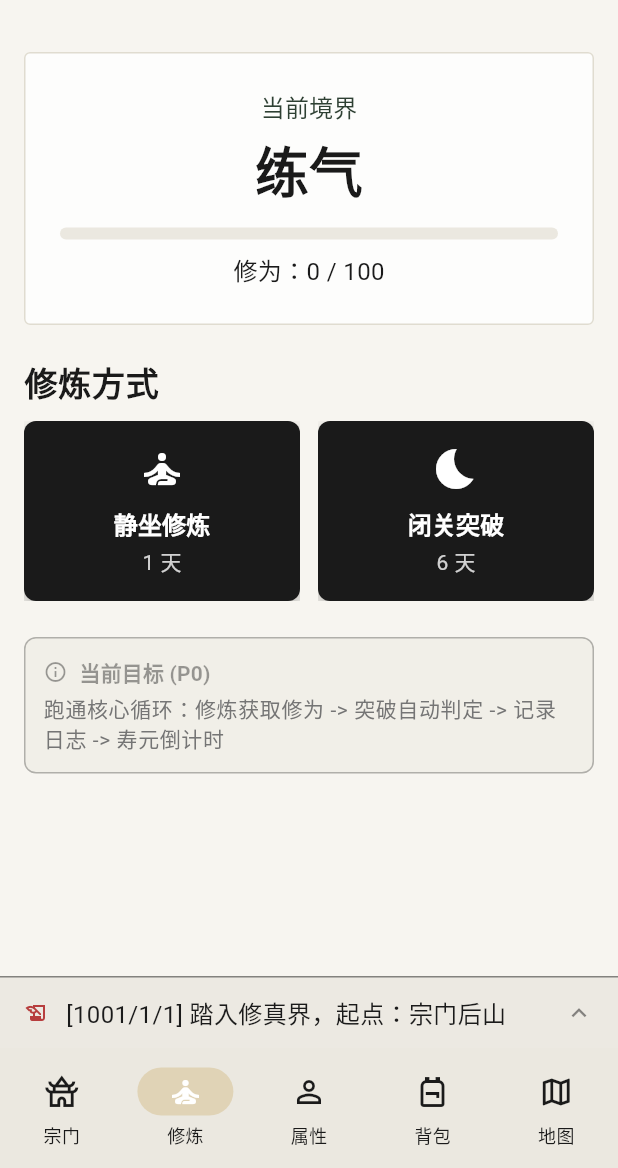
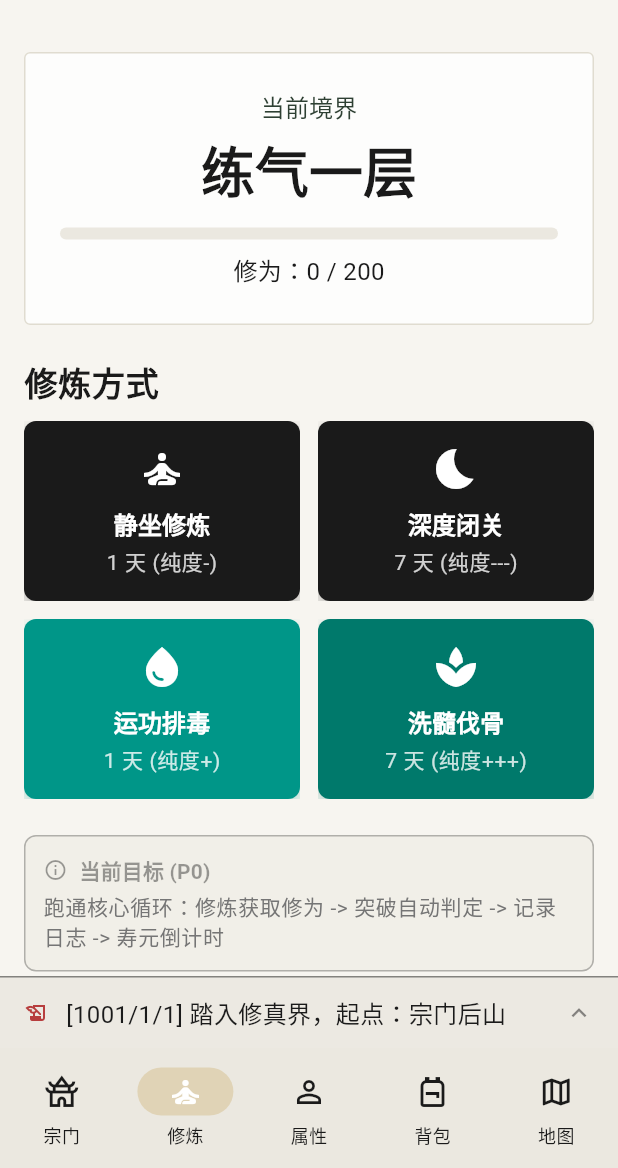
Before and after one commit to sb0703/WanGu, a Flutter app: the screen it shows after launch, item 2 of the bottom bar chosen, on a phone screen of 412 x 824 dp, the part 68-1236 px from its top. Run offline on Flutter 3.47's test engine with Material 3 defaults, Android fonts, the phone set to English and light mode, and no system bars; our stand-ins replace flutter_animate.

Commit message:
feat: 新增修仙核心机制：浊气系统与小境界突破
- 扩展境界体系，每个大境界包含10个小境界（层），增加修炼深度
- 引入灵气纯度系统：修炼降低纯度，排毒提升纯度，纯度影响突破成功率
- 新增突破动画界面，展示突破成功/失败的效果反馈
- 扩展物品库，增加丹药、武器、护甲等新物品
- 更新修炼界面，提供静坐修炼、深度闭关、运功排毒、洗髓伐骨四种修炼方式
- 为世界时钟增加小时单位，支持更精细的时间流逝
- 更新README文档，详细说明新机制的设计理念

```diff
--- a/lib/src/data/items_repository.dart
+++ b/lib/src/data/items_repository.dart
@@ -23,6 +23,65 @@ class ItemsRepository {
       type: ItemType.armor,
       defenseBonus: 3,
     ),
+    // Consumables - Elixirs
+    'qi_pill': Item(
+      id: 'qi_pill',
+      name: '聚气丹',
+      description: '初级丹药，服用可少量提升修为，亦可用于突破。',
+      type: ItemType.consumable,
+      hpBonus: 10,
+    ),
+    'foundation_pill': Item(
+      id: 'foundation_pill',
+      name: '筑基丹',
+      description: '筑基期修士梦寐以求的丹药，大幅增加突破成功率。',
+      type: ItemType.consumable,
+      hpBonus: 50,
+    ),
+    // Weapons
+    'iron_sword': Item(
+      id: 'iron_sword',
+      name: '精铁剑',
+      description: '百炼精铁打造的长剑，锋利无比。',
+      type: ItemType.weapon,
+      attackBonus: 12,
+    ),
+    'spirit_sword': Item(
+      id: 'spirit_sword',
+      name: '青云灵剑',
+      description: '注入了灵气的宝剑，可断金碎石。',
+      type: ItemType.weapon,
+      attackBonus: 25,
+    ),
+    'ancient_blade': Item(
+      id: 'ancient_blade',
+      name: '古纹重刀',
+      description: '遗迹中发现的古老兵器，威力巨大但沉重。',
+      type: ItemType.weapon,
+      attackBonus: 40,
+    ),
+    // Armors
+    'leather_armor': Item(
+      id: 'leather_armor',
+      name: '蛮兽皮甲',
+      description: '使用妖兽皮革制成，防御力不错。',
+      type: ItemType.armor,
+      defenseBonus: 8,
+    ),
+    'spirit_robe': Item(
+      id: 'spirit_robe',
+      name: '流云法袍',
+      description: '刻有防御法阵的道袍，水火不侵。',
+      type: ItemType.armor,
+      defenseBonus: 15,
+    ),
+    'dragon_scale_mail': Item(
+      id: 'dragon_scale_mail',
+      name: '龙鳞战甲',
+      description: '传说中含有龙血妖兽鳞片制成的战甲。',
+      type: ItemType.armor,
+      defenseBonus: 30,
+    ),
   };
 
   static Item? get(String id) => _items[id];
--- a/lib/src/models/player.dart
+++ b/lib/src/models/player.dart
@@ -6,6 +6,7 @@ class Player {
   const Player({
     required this.name,
     required this.stageIndex,
+    this.level = 1, // 1-10 (Display as Layer 1 to 10/Perfection)
     required this.stats,
     required this.xp,
     required this.lifespanDays,
@@ -15,6 +16,7 @@ class Player {
 
   final String name;
   final int stageIndex;
+  final int level; // Minor realm level: 1..9, 10=Perfection
   final Stats stats;
   final int xp;
   final int lifespanDays;
@@ -23,9 +25,25 @@ class Player {
 
   RealmStage get realm => RealmStage.stages[stageIndex];
 
+  // Calculate max XP for current level
+  // Base XP * (1 + (level-1) * 0.5) -> Scaling up
+  int get currentMaxXp {
+    final base = realm.maxXp;
+    // Level 1: 100%, Level 2: 150%, ..., Level 9: 500%
+    return (base * (1 + (level - 1) * 0.5)).toInt();
+  }
+
+  String get realmLabel {
+    if (level >= 10) return '${realm.name}大圆满';
+    const cnNumbers = ['一', '二', '三', '四', '五', '六', '七', '八', '九', '十'];
+    final levelStr = level <= 10 ? cnNumbers[level - 1] : '$level';
+    return '${realm.name}$levelStr层';
+  }
+
   Player copyWith({
     String? name,
     int? stageIndex,
+    int? level,
     Stats? stats,
     int? xp,
     int? lifespanDays,
@@ -35,6 +53,7 @@ class Player {
     return Player(
       name: name ?? this.name,
       stageIndex: stageIndex ?? this.stageIndex,
+      level: level ?? this.level,
       stats: stats ?? this.stats,
       xp: xp ?? this.xp,
       lifespanDays: lifespanDays ?? this.lifespanDays,
--- a/lib/src/models/realm_stage.dart
+++ b/lib/src/models/realm_stage.dart
@@ -16,28 +16,28 @@ class RealmStage {
   static const stages = <RealmStage>[
     RealmStage(
       name: '练气',
-      maxXp: 100,
+      maxXp: 200,
       hpBonus: 0,
       attackBonus: 0,
       spiritBonus: 0,
     ),
     RealmStage(
       name: '筑基',
-      maxXp: 250,
+      maxXp: 1000,
       hpBonus: 30,
       attackBonus: 5,
       spiritBonus: 20,
     ),
     RealmStage(
       name: '金丹',
-      maxXp: 600,
+      maxXp: 5000,
       hpBonus: 80,
       attackBonus: 12,
       spiritBonus: 60,
     ),
     RealmStage(
       name: '元婴',
-      maxXp: 1200,
+      maxXp: 20000,
       hpBonus: 150,
       attackBonus: 25,
       spiritBonus: 120,
--- a/lib/src/models/stats.dart
+++ b/lib/src/models/stats.dart
@@ -8,6 +8,7 @@ class Stats {
     required this.defense,
     required this.speed,
     required this.insight,
+    this.purity = 100, // 灵气纯度 0-100
   });
 
   final int maxHp;
@@ -18,6 +19,7 @@ class Stats {
   final int defense;
   final int speed;
   final int insight; // 悟性或经验效率
+  final int purity;
 
   Stats healHp(int value) => copyWith(hp: (hp + value).clamp(0, maxHp));
 
@@ -38,6 +40,7 @@ class Stats {
     int? defense,
     int? speed,
     int? insight,
+    int? purity,
   }) {
     return Stats(
       maxHp: maxHp ?? this.maxHp,
@@ -48,6 +51,7 @@ class Stats {
       defense: defense ?? this.defense,
       speed: speed ?? this.speed,
       insight: insight ?? this.insight,
+      purity: purity ?? this.purity,
     );
   }
 }
--- a/lib/src/ui/home/home_screen.dart
+++ b/lib/src/ui/home/home_screen.dart
@@ -8,6 +8,7 @@ import 'sections/map_section.dart';
 import 'sections/sect_section.dart';
 import 'sections/stats_section.dart';
 import 'widgets/battle_overlay.dart';
+import 'widgets/breakthrough_overlay.dart';
 import 'widgets/log_ticker.dart';
 import 'widgets/npc_overlay.dart';
 
@@ -73,6 +74,7 @@ class _HomeScreenState extends State<HomeScreen> {
             child: Stack(
               children: [
                 IndexedStack(index: _index, children: tabs),
+                if (game.showingBreakthrough) const BreakthroughOverlay(),
                 if (game.currentInteractionNpc != null) const NpcOverlay(),
                 if (game.currentBattle != null) const BattleOverlay(),
                 if (isGameOver)
--- a/lib/src/ui/home/sections/cultivate_section.dart
+++ b/lib/src/ui/home/sections/cultivate_section.dart
@@ -10,8 +10,9 @@ class CultivateSection extends StatelessWidget {
   Widget build(BuildContext context) {
     final game = context.watch<GameState>();
     final theme = Theme.of(context);
-    final realm = game.player.realm;
-    final progress = realm.maxXp > 0 ? game.player.xp / realm.maxXp : 0.0;
+    final player = game.player;
+    final maxXp = player.currentMaxXp;
+    final progress = maxXp > 0 ? player.xp / maxXp : 0.0;
 
     return SingleChildScrollView(
       padding: const EdgeInsets.all(16),
@@ -32,7 +33,7 @@ class CultivateSection extends StatelessWidget {
                   ),
                   const SizedBox(height: 8),
                   Text(
-                    realm.name,
+                    player.realmLabel,
                     style: theme.textTheme.headlineLarge?.copyWith(
                       fontSize: 36,
                     ),
@@ -49,7 +50,7 @@ class CultivateSection extends StatelessWidget {
                   ),
                   const SizedBox(height: 8),
                   Text(
-                    '修为：${game.player.xp} / ${realm.maxXp}',
+                    '修为：${player.xp} / $maxXp',
                     style: theme.textTheme.bodyMedium,
                   ),
                 ],
@@ -61,28 +62,83 @@ class CultivateSection extends StatelessWidget {
           // Actions
           Text('修炼方式', style: theme.textTheme.titleLarge),
           const SizedBox(height: 12),
+
+          if (progress >= 1.0)
+            SizedBox(
+              width: double.infinity,
+              child: FilledButton.icon(
+                onPressed: game.isDead
+                    ? null
+                    : () => context.read<GameState>().attemptBreakthrough(),
+                style: FilledButton.styleFrom(
+                  backgroundColor: Colors.amber[700],
+                  foregroundColor: Colors.black,
+                  padding: const EdgeInsets.symmetric(vertical: 24),
+                ),
+                icon: const Icon(Icons.bolt, size: 28),
+                label: const Text(
+                  '尝试突破',
+                  style: TextStyle(fontSize: 20, fontWeight: FontWeight.bold),
+                ),
+              ),
+            )
+          else
+            Column(
+              children: [
                 Row(
                   children: [
                     Expanded(
                       child: _CultivateActionCard(
                         title: '静坐修炼',
-                  subtitle: '1 天',
+                        subtitle: '1 天 (纯度-)',
                         icon: Icons.self_improvement,
                         onTap: game.isDead
                             ? null
-                      : () => context.read<GameState>().cultivate(days: 1),
+                            : () =>
+                                  context.read<GameState>().cultivate(days: 1),
                       ),
                     ),
                     const SizedBox(width: 12),
                     Expanded(
                       child: _CultivateActionCard(
-                  title: '闭关突破',
-                  subtitle: '6 天',
+                        title: '深度闭关',
+                        subtitle: '7 天 (纯度---)',
                         icon: Icons.bedtime,
                         onTap: game.isDead
                             ? null
-                      : () => context.read<GameState>().cultivate(days: 6),
+                            : () =>
+                                  context.read<GameState>().cultivate(days: 7),
                       ),
+                    ),
+                  ],
+                ),
+                const SizedBox(height: 12),
+                Row(
+                  children: [
+                    Expanded(
+                      child: _CultivateActionCard(
+                        title: '运功排毒',
+                        subtitle: '1 天 (纯度+)',
+                        icon: Icons.water_drop,
+                        color: Colors.teal,
+                        onTap: game.isDead
+                            ? null
+                            : () => context.read<GameState>().purify(days: 1),
+                      ),
+                    ),
+                    const SizedBox(width: 12),
+                    Expanded(
+                      child: _CultivateActionCard(
+                        title: '洗髓伐骨',
+                        subtitle: '7 天 (纯度+++)',
+                        icon: Icons.spa,
+                        color: Colors.teal[700],
+                        onTap: game.isDead
+                            ? null
+                            : () => context.read<GameState>().purify(days: 7),
+                      ),
+                    ),
+                  ],
                 ),
               ],
             ),
@@ -140,18 +196,21 @@ class _CultivateActionCard extends StatelessWidget {
   final String subtitle;
   final IconData icon;
   final VoidCallback? onTap;
+  final Color? color;
 
   const _CultivateActionCard({
     required this.title,
     required this.subtitle,
     required this.icon,
     this.onTap,
+    this.color,
   });
 
   @override
   Widget build(BuildContext context) {
     final theme = Theme.of(context);
     final isEnabled = onTap != null;
+    final cardColor = color ?? theme.colorScheme.primary;
 
     return Material(
       color: Colors.transparent,
@@ -160,12 +219,12 @@ class _CultivateActionCard extends StatelessWidget {
         borderRadius: BorderRadius.circular(8),
         child: Ink(
           decoration: BoxDecoration(
-            color: isEnabled ? theme.colorScheme.primary : theme.disabledColor,
+            color: isEnabled ? cardColor : theme.disabledColor,
             borderRadius: BorderRadius.circular(8),
             boxShadow: [
               if (isEnabled)
                 BoxShadow(
-                  color: theme.colorScheme.primary.withValues(alpha: 0.3),
+                  color: cardColor.withValues(alpha: 0.3),
                   blurRadius: 8,
                   offset: const Offset(0, 4),
                 ),
```
Also changed, not shown: lib/src/models/world_clock.dart (+25 -1 lines), lib/src/state/game_state.dart (+195 -29 lines), lib/src/ui/home/sections/stats_section.dart (+105 -17 lines), lib/src/ui/home/widgets/breakthrough_overlay.dart (added, +129 -0 lines), 1 other file. Lines whose indentation alone changed are shown as unchanged.
